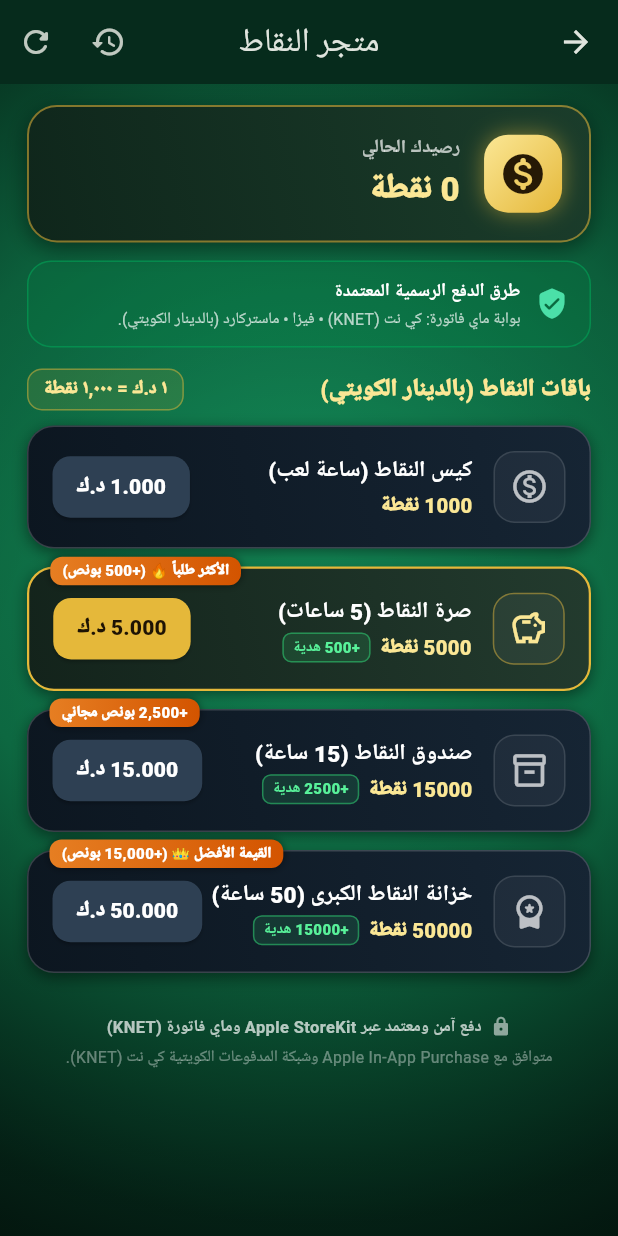
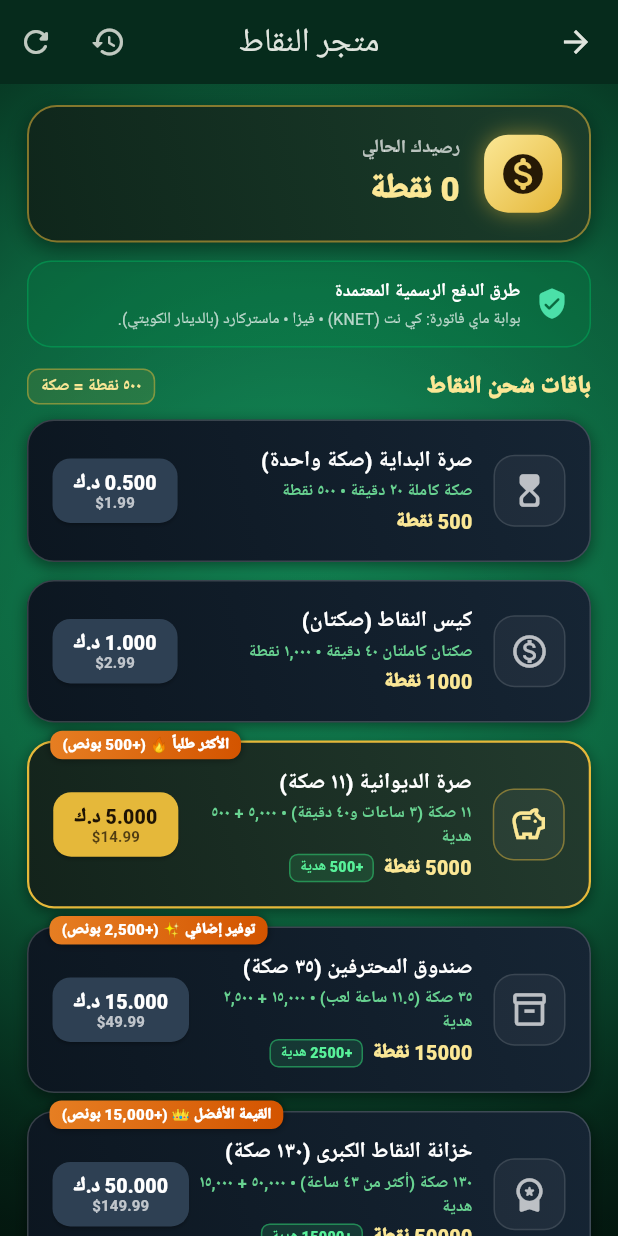
Before and after one commit to yousefmoh2399/kout-bo-4, a Flutter app: the StorePage screen opened directly, on a phone screen of 412 x 824 dp. Run offline on Flutter 3.47's test engine with Material 3 defaults, Android fonts, the phone set to English and light mode, and no system bars; our stand-ins replace audioplayers, connectivity_plus, equatable, flutter_bloc, google_fonts, in_app_purchase and 3 more; accounts and stored records are empty; network calls fail; Roboto replaces fonts that are missing (Tajawal); statements that could not run were skipped.

Commit message:
feat: add 500-coin starter pack and clarify Apple IAP and KWD package pricing and duration

```diff
--- a/lib/data/apple_iap_service.dart
+++ b/lib/data/apple_iap_service.dart
@@ -5,16 +5,19 @@ import 'package:supabase_flutter/supabase_flutter.dart';
 
 /// معرفات باقات الشراء داخل التطبيق لمتجر أبل (StoreKit)
 class AppleIapProducts {
+  static const String coins500 = 'com.faisal.koutbo4.coins_500';
   static const String coins1000 = 'com.faisal.koutbo4.coins_1000';
   static const String coins5000 = 'com.faisal.koutbo4.coins_5000';
   static const String coins15000 = 'com.faisal.koutbo4.coins_15000';
   static const String coins50000 = 'com.faisal.koutbo4.coins_50000';
 
   static const Set<String> allIds = {
+    coins500,
     coins1000,
     coins5000,
     coins15000,
     coins50000,
+    'com.koutbo4.coins_500',
     'com.koutbo4.coins_1000',
     'com.koutbo4.coins_5000',
     'com.koutbo4.coins_15000',
@@ -23,6 +26,7 @@ class AppleIapProducts {
 
   /// خريطة تحويل معرف المنتج إلى عدد النقاط الإجمالي (شاملاً البونص)
   static int coinsForProduct(String productId) {
+    if (productId.endsWith('coins_500')) return 500;
     if (productId.endsWith('coins_1000')) return 1000;
     if (productId.endsWith('coins_5000')) return 5500; // 5000 + 500
     if (productId.endsWith('coins_15000')) return 17500; // 15000 + 2500
--- a/lib/ui/store_page.dart
+++ b/lib/ui/store_page.dart
@@ -15,15 +15,17 @@ import '../data/myfatoorah_service.dart';
 import 'effects.dart';
 import 'widgets.dart';
 
-/// باقة النقاط المتاحة للشراء في المتجر بالدينار الكويتي (KWD)
+/// باقة النقاط المتاحة للشراء في المتجر بالدينار الكويتي (KWD) والدولار (USD)
 class CoinPackage {
   const CoinPackage({
     required this.id,
     required this.title,
+    required this.matchesText,
     required this.coins,
     required this.bonus,
     required this.kwdAmount,
     required this.priceString,
+    required this.usdPriceString,
     required this.icon,
     this.badge,
     this.isPopular = false,
@@ -31,10 +33,12 @@ class CoinPackage {
 
   final String id;
   final String title;
+  final String matchesText;
   final int coins;
   final int bonus;
   final double kwdAmount;
   final String priceString;
+  final String usdPriceString;
   final IconData icon;
   final String? badge;
   final bool isPopular;
@@ -44,42 +48,61 @@ class CoinPackage {
 
 const List<CoinPackage> kCoinPackages = [
   CoinPackage(
+    id: 'com.faisal.koutbo4.coins_500',
+    title: 'صرة البداية (صكة واحدة)',
+    matchesText: 'صكة كاملة ٢٠ دقيقة • ٥٠٠ نقطة',
+    coins: 500,
+    bonus: 0,
+    kwdAmount: 0.500,
+    priceString: '0.500 د.ك',
+    usdPriceString: '\$1.99',
+    icon: Icons.hourglass_top_rounded,
+  ),
+  CoinPackage(
     id: 'com.faisal.koutbo4.coins_1000',
-    title: 'كيس النقاط (ساعة لعب)',
+    title: 'كيس النقاط (صكتان)',
+    matchesText: 'صكتان كاملتان ٤٠ دقيقة • ١,٠٠٠ نقطة',
     coins: 1000,
     bonus: 0,
     kwdAmount: 1.000,
     priceString: '1.000 د.ك',
+    usdPriceString: '\$2.99',
     icon: Icons.monetization_on_outlined,
   ),
   CoinPackage(
     id: 'com.faisal.koutbo4.coins_5000',
-    title: 'صرة النقاط (5 ساعات)',
+    title: 'صرة الديوانية (١١ صكة)',
+    matchesText: '١١ صكة (٣ ساعات و٤٠ دقيقة) • ٥,٠٠٠ + ٥٠٠ هدية',
     coins: 5000,
     bonus: 500,
     kwdAmount: 5.000,
     priceString: '5.000 د.ك',
+    usdPriceString: '\$14.99',
     icon: Icons.savings_outlined,
     badge: 'الأكثر طلباً 🔥 (+500 بونص)',
     isPopular: true,
   ),
   CoinPackage(
     id: 'com.faisal.koutbo4.coins_15000',
-    title: 'صندوق النقاط (15 ساعة)',
+    title: 'صندوق المحترفين (٣٥ صكة)',
+    matchesText: '٣٥ صكة (١١.٥ ساعة لعب) • ١٥,٠٠٠ + ٢,٥٠٠ هدية',
     coins: 15000,
     bonus: 2500,
     kwdAmount: 15.000,
     priceString: '15.000 د.ك',
+    usdPriceString: '\$49.99',
     icon: Icons.inventory_2_outlined,
-    badge: '+2,500 بونص مجاني',
+    badge: 'توفير إضافي ✨ (+2,500 بونص)',
   ),
   CoinPackage(
     id: 'com.faisal.koutbo4.coins_50000',
-    title: 'خزانة النقاط الكبرى (50 ساعة)',
+    title: 'خزانة النقاط الكبرى (١٣٠ صكة)',
+    matchesText: '١٣٠ صكة (أكثر من ٤٣ ساعة) • ٥٠,٠٠٠ + ١٥,٠٠٠ هدية',
     coins: 50000,
     bonus: 15000,
     kwdAmount: 50.000,
     priceString: '50.000 د.ك',
+    usdPriceString: '\$149.99',
     icon: Icons.workspace_premium_rounded,
     badge: 'القيمة الأفضل 👑 (+15,000 بونص)',
   ),
@@ -293,7 +316,7 @@ class _StorePageState extends State<StorePage> {
     String customerName,
   ) async {
     final appleProduct = _iap.products[package.id];
-    final applePrice = appleProduct?.price ?? package.priceString;
+    final applePrice = appleProduct?.price ?? package.usdPriceString;
 
     await showModalBottomSheet<void>(
       context: context,
@@ -762,7 +785,7 @@ class _StorePageState extends State<StorePage> {
                 children: [
                   const Expanded(
                     child: Text(
-                      'باقات النقاط (بالدينار الكويتي)',
+                      'باقات شحن النقاط',
                       style: TextStyle(
                         color: AppColors.goldLight,
                         fontWeight: FontWeight.w900,
@@ -771,18 +794,18 @@ class _StorePageState extends State<StorePage> {
                     ),
                   ),
                   Container(
-                    padding: const EdgeInsets.symmetric(horizontal: 10, vertical: 4),
+                    padding: const EdgeInsets.symmetric(horizontal: 8, vertical: 3),
                     decoration: BoxDecoration(
                       color: AppColors.gold.withAlpha(30),
-                      borderRadius: BorderRadius.circular(10),
+                      borderRadius: BorderRadius.circular(8),
                       border: Border.all(color: AppColors.gold.withAlpha(120)),
                     ),
                     child: const Text(
-                      '١ د.ك = ١,٠٠٠ نقطة',
+                      '٥٠٠ نقطة = صكة',
                       style: TextStyle(
                         color: AppColors.goldLight,
-                        fontWeight: FontWeight.w900,
-                        fontSize: 12,
+                        fontWeight: FontWeight.w800,
+                        fontSize: 11,
                       ),
                     ),
                   ),
@@ -1067,7 +1090,16 @@ class _StorePageState extends State<StorePage> {
                         style: const TextStyle(
                           color: Colors.white,
                           fontWeight: FontWeight.w800,
-                          fontSize: 15,
+                          fontSize: 14.5,
+                        ),
+                      ),
+                      const SizedBox(height: 2),
+                      Text(
+                        pkg.matchesText,
+                        style: const TextStyle(
+                          color: Color(0xFF68D391),
+                          fontWeight: FontWeight.w700,
+                          fontSize: 11,
                         ),
                       ),
                       const SizedBox(height: 3),
@@ -1082,7 +1114,7 @@ class _StorePageState extends State<StorePage> {
                               style: const TextStyle(
                                 color: AppColors.goldLight,
                                 fontWeight: FontWeight.w900,
-                                fontSize: 13.5,
+                                fontSize: 13,
                               ),
                             ),
                             if (pkg.bonus > 0) ...[
@@ -1104,7 +1136,7 @@ class _StorePageState extends State<StorePage> {
                                   style: const TextStyle(
                                     color: Color(0xFF58F29A),
                                     fontWeight: FontWeight.w800,
-                                    fontSize: 10,
+                                    fontSize: 9.5,
                                   ),
                                 ),
                               ),
@@ -1116,7 +1148,7 @@ class _StorePageState extends State<StorePage> {
                   ),
                 ),
 
-                // زر الشراء بالدينار الكويتي
+                // زر الشراء بالدينار الكويتي والدولار
                 ElevatedButton(
                   onPressed: isBusy ? null : () => _handlePurchase(pkg),
                   style: ElevatedButton.styleFrom(
@@ -1128,8 +1160,8 @@ class _StorePageState extends State<StorePage> {
                       borderRadius: BorderRadius.circular(12),
                     ),
                     padding: const EdgeInsets.symmetric(
-                      horizontal: 16,
-                      vertical: 10,
+                      horizontal: 14,
+                      vertical: 8,
                     ),
                   ),
                   child: isBusy
@@ -1138,12 +1170,29 @@ class _StorePageState extends State<StorePage> {
                           height: 18,
                           child: CircularProgressIndicator(strokeWidth: 2),
                         )
-                      : Text(
-                          pkg.priceString,
-                          style: const TextStyle(
-                            fontWeight: FontWeight.w900,
-                            fontSize: 14,
-                          ),
+                      : Column(
+                          mainAxisSize: MainAxisSize.min,
+                          children: [
+                            Text(
+                              pkg.priceString,
+                              style: const TextStyle(
+                                fontWeight: FontWeight.w900,
+                                fontSize: 13,
+                                height: 1.15,
+                              ),
+                            ),
+                            Text(
+                              pkg.usdPriceString,
+                              style: TextStyle(
+                                fontWeight: FontWeight.w700,
+                                fontSize: 10,
+                                color: pkg.isPopular
+                                    ? const Color(0xFF1E1304).withAlpha(190)
+                                    : Colors.white70,
+                                height: 1.1,
+                              ),
+                            ),
+                          ],
                         ),
                 ),
               ],
```
Also changed, not shown: 3 other files.
